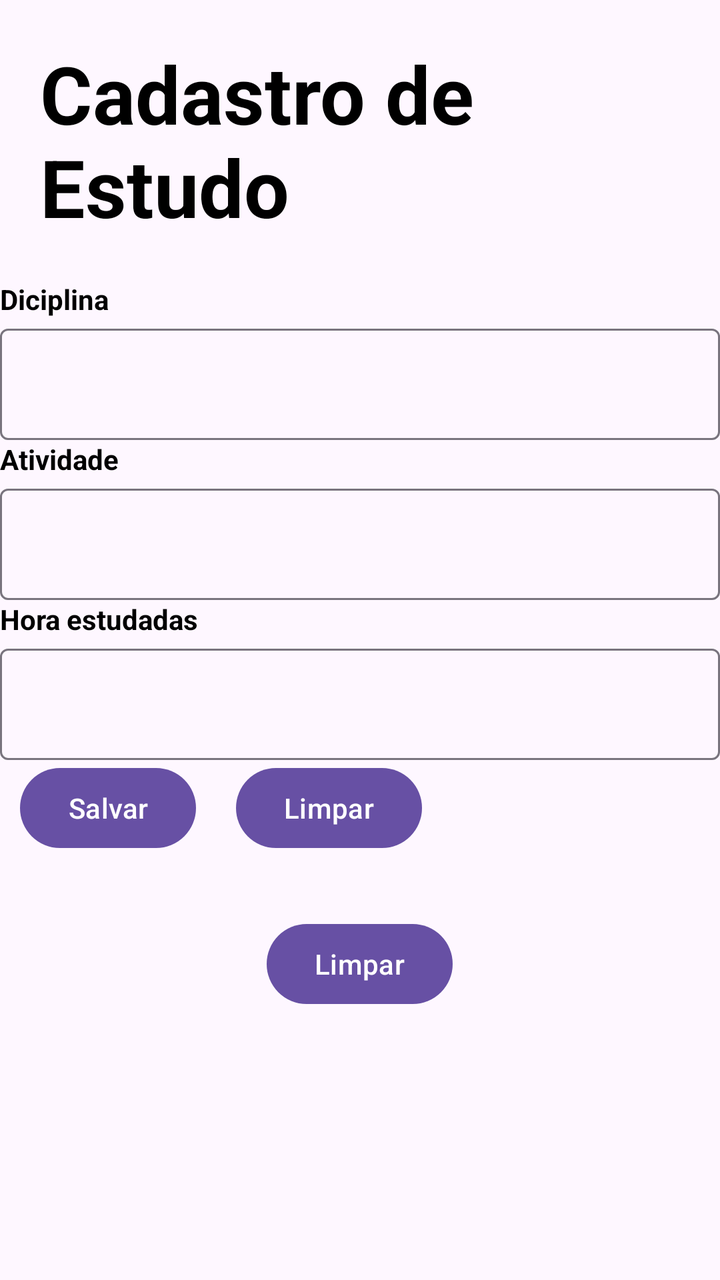
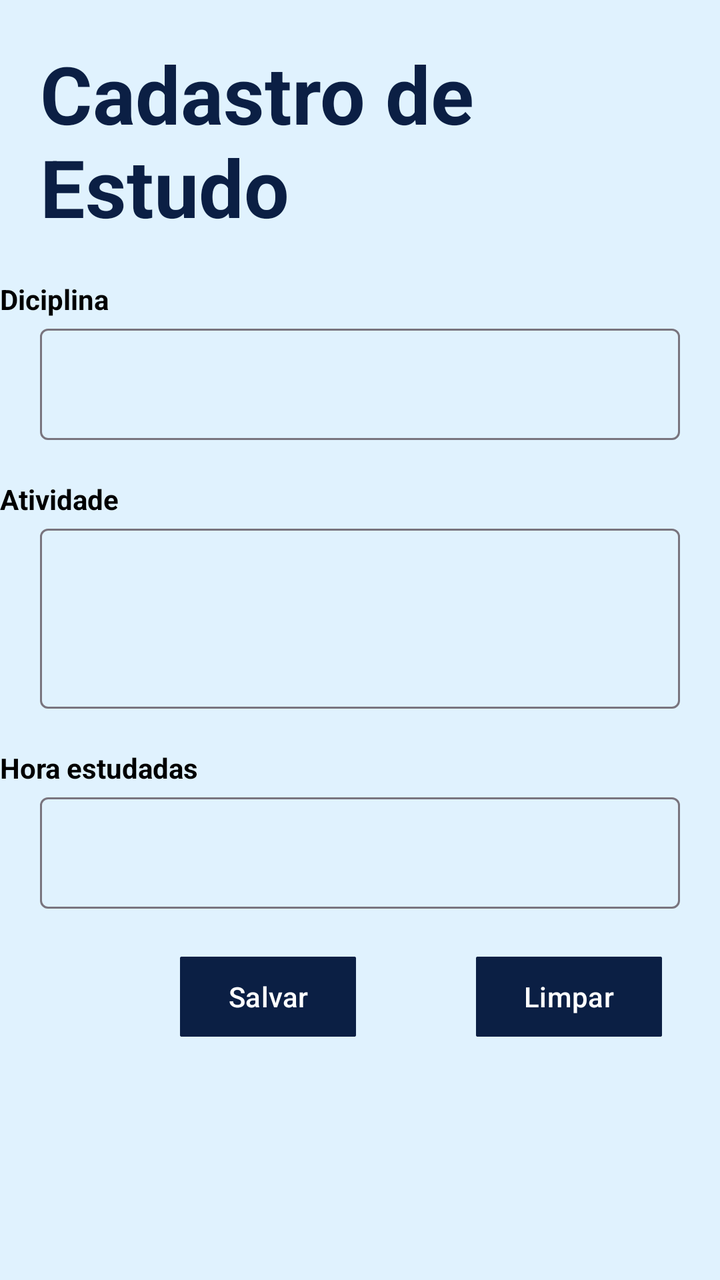

Two renders of the same Android screen: before a commit and after it. Below are the layout's source before the change and the commit's diff.
<!-- AndroidManifest.xml: application theme Theme.MyApp -->
<!-- res/layout/cadastro_layout.xml -->
<?xml version="1.0" encoding="utf-8"?>
<LinearLayout xmlns:android="http://schemas.android.com/apk/res/android"
    xmlns:app="http://schemas.android.com/apk/res-auto"
    xmlns:tools="http://schemas.android.com/tools"
    android:id="@+id/main"
    android:layout_width="match_parent"
    android:layout_height="match_parent"
    android:orientation="vertical"
    tools:context=".cadastroActivity">

    <TextView
        android:layout_width="match_parent"
        android:layout_height="wrap_content"
        android:layout_margin="20dp"
        android:text="Cadastro de Estudo"
        android:textColor="@color/black"
        android:textSize="40dp"
        android:textStyle="bold" />

    <TextView
        android:layout_width="match_parent"
        android:layout_height="wrap_content"
        android:text="Diciplina"
        android:textColor="@color/black"
        android:textStyle="bold" />

    <com.google.android.material.textfield.TextInputLayout
        android:layout_width="match_parent"
        android:layout_height="wrap_content"
        app:endIconMode="clear_text">

        <com.google.android.material.textfield.TextInputEditText
            android:layout_width="match_parent"
            android:layout_height="wrap_content"
            android:inputType="textEmailAddress"
            android:maxLength="50" />
    </com.google.android.material.textfield.TextInputLayout>
    <TextView
        android:layout_width="match_parent"
        android:layout_height="wrap_content"
        android:text="Atividade"
        android:textColor="@color/black"
        android:textStyle="bold" />
    <com.google.android.material.textfield.TextInputLayout
        android:layout_width="match_parent"
        android:layout_height="wrap_content"
        app:endIconMode="clear_text"
        >

        <com.google.android.material.textfield.TextInputEditText
            android:layout_width="match_parent"
            android:layout_height="wrap_content"
            android:inputType="textEmailAddress"
            android:maxLength="50" />

        <TextView
            android:layout_width="match_parent"
            android:layout_height="wrap_content"
            android:text="Hora estudadas"
            android:textColor="@color/black"
            android:textStyle="bold" />
    </com.google.android.material.textfield.TextInputLayout>

    <com.google.android.material.textfield.TextInputLayout
        android:layout_width="match_parent"
        android:layout_height="wrap_content"
        app:endIconMode="clear_text"
       >

        <com.google.android.material.textfield.TextInputEditText
            android:layout_width="match_parent"
            android:layout_height="wrap_content"
            android:inputType="textEmailAddress"
            android:maxLength="50" />
    </com.google.android.material.textfield.TextInputLayout>
<LinearLayout
    android:layout_width="match_parent"
    android:layout_height="wrap_content"
>
    <Button
        android:id="@+id/btnCadastrarestudo"
        android:layout_width="wrap_content"
        android:layout_height="wrap_content"
        android:layout_gravity="center_horizontal"
        android:layout_margin="10dp"
        android:text="Salvar" />

    <Button
        android:id="@+id/btnlimpar"
        android:layout_width="wrap_content"
        android:layout_height="wrap_content"
        android:layout_gravity="center_horizontal"
        android:layout_margin="10dp"
        android:text="Limpar" />


</LinearLayout>
    <Button
        android:id="@+id/btnvoltarMenu"
        android:layout_width="wrap_content"
        android:layout_height="wrap_content"
        android:layout_gravity="center_horizontal"
        android:layout_margin="10dp"
        android:text="Limpar" />
</LinearLayout>
<!-- resources referenced by this layout -->
<resources>
  <color name="black">#FF000000</color>
  <style name="Theme.MyApp" parent="Base.Theme.MyApp" />
  <style name="Base.Theme.MyApp" parent="Theme.Material3.DayNight.NoActionBar">
          
          
      </style>
</resources>

<!-- the commit's change to res/layout/cadastro_layout.xml (unified diff, before → after) -->
@@ -5,6 +5,7 @@
     android:id="@+id/main"
     android:layout_width="match_parent"
     android:layout_height="match_parent"
+    android:background="#E0F2FE"
     android:orientation="vertical"
     tools:context=".cadastroActivity">
 
@@ -13,7 +14,7 @@
         android:layout_height="wrap_content"
         android:layout_margin="20dp"
         android:text="Cadastro de Estudo"
-        android:textColor="@color/black"
+        android:textColor="#0B1F44"
         android:textSize="40dp"
         android:textStyle="bold" />
 
@@ -32,25 +33,28 @@
         <com.google.android.material.textfield.TextInputEditText
             android:layout_width="match_parent"
             android:layout_height="wrap_content"
+            android:layout_margin="20dp"
             android:inputType="textEmailAddress"
             android:maxLength="50" />
     </com.google.android.material.textfield.TextInputLayout>
+
     <TextView
         android:layout_width="match_parent"
         android:layout_height="wrap_content"
         android:text="Atividade"
         android:textColor="@color/black"
         android:textStyle="bold" />
+
     <com.google.android.material.textfield.TextInputLayout
         android:layout_width="match_parent"
         android:layout_height="wrap_content"
-        app:endIconMode="clear_text"
-        >
+        app:endIconMode="clear_text">
 
         <com.google.android.material.textfield.TextInputEditText
             android:layout_width="match_parent"
-            android:layout_height="wrap_content"
+            android:layout_height="90dp"
             android:inputType="textEmailAddress"
+            android:layout_margin="20dp"
             android:maxLength="50" />
 
         <TextView
@@ -64,42 +68,50 @@
     <com.google.android.material.textfield.TextInputLayout
         android:layout_width="match_parent"
         android:layout_height="wrap_content"
-        app:endIconMode="clear_text"
-       >
+        app:endIconMode="clear_text">
 
         <com.google.android.material.textfield.TextInputEditText
             android:layout_width="match_parent"
             android:layout_height="wrap_content"
             android:inputType="textEmailAddress"
+            android:layout_margin="20dp"
             android:maxLength="50" />
     </com.google.android.material.textfield.TextInputLayout>
-<LinearLayout
-    android:layout_width="match_parent"
-    android:layout_height="wrap_content"
->
-    <Button
-        android:id="@+id/btnCadastrarestudo"
-        android:layout_width="wrap_content"
-        android:layout_height="wrap_content"
-        android:layout_gravity="center_horizontal"
-        android:layout_margin="10dp"
-        android:text="Salvar" />
 
-    <Button
-        android:id="@+id/btnlimpar"
-        android:layout_width="wrap_content"
-        android:layout_height="wrap_content"
-        android:layout_gravity="center_horizontal"
-        android:layout_margin="10dp"
-        android:text="Limpar" />
+    <LinearLayout
+        android:layout_width="match_parent"
+        android:layout_height="wrap_content">
+
+        <com.google.android.material.button.MaterialButton
+            android:id="@+id/btnCadastrarestudo"
+            android:layout_width="wrap_content"
+            android:layout_height="wrap_content"
+            android:layout_gravity="center_horizontal"
+            android:layout_marginLeft="90dp"
+            app:cornerRadius="1dp"
+            android:backgroundTint="#0B1F44"
+            android:text="Salvar" />
+
+      <com.google.android.material.button.MaterialButton
+            android:id="@+id/btnlimpar"
+            android:layout_width="wrap_content"
+            android:layout_height="wrap_content"
+            android:layout_gravity="center_horizontal"
+          app:cornerRadius="1dp"
+            android:layout_marginLeft="60dp"
+            android:backgroundTint="#0B1F44"
+            android:text="Limpar" />
 
 
-</LinearLayout>
-    <Button
+    </LinearLayout>
+
+    <com.google.android.material.button.MaterialButton
         android:id="@+id/btnvoltarMenu"
         android:layout_width="wrap_content"
         android:layout_height="wrap_content"
         android:layout_gravity="center_horizontal"
-        android:layout_margin="10dp"
-        android:text="Limpar" />
+        android:layout_marginTop="150dp"
+        app:cornerRadius="1dp"
+        android:backgroundTint="#0B1F44"
+        android:text="Voltar ao menu" />
 </LinearLayout>
